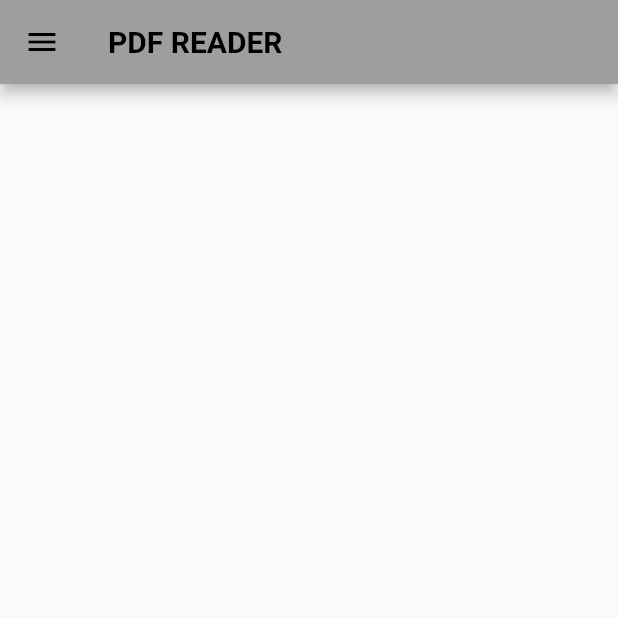
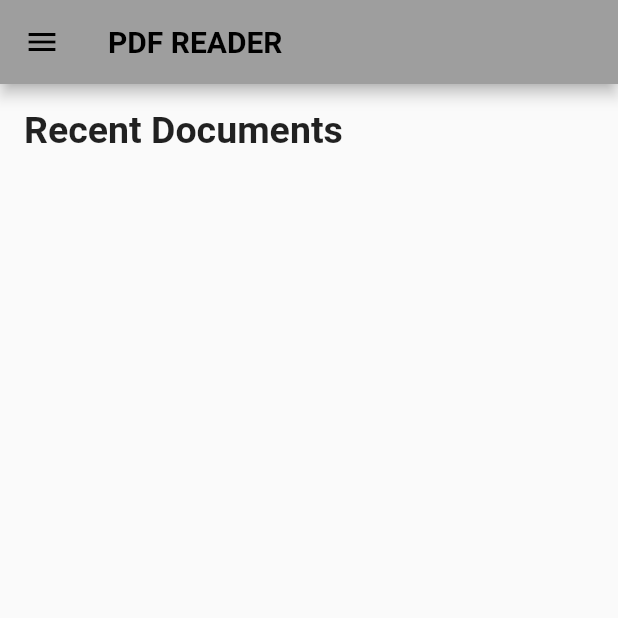
Before and after one commit to merveaa/pdf_reader, a Flutter app: the screen it shows after launch, on a phone screen of 412 x 824 dp, the top half of it. Run offline on Flutter 3.47's test engine with Material 2 defaults, Android fonts, the phone set to English and light mode, and no system bars; our stand-ins replace google_fonts.

Commit message:
creating home screen

```diff
--- a/lib/screens/home.dart
+++ b/lib/screens/home.dart
@@ -1,4 +1,5 @@
 import 'package:flutter/material.dart';
+import 'package:google_fonts/google_fonts.dart';
 
 class HomePage extends StatefulWidget {
   const HomePage({super.key});
@@ -24,6 +25,17 @@ class _HomePageState extends State<HomePage> {
           style: TextStyle(color: Colors.black, fontWeight: FontWeight.bold),
         ),
       ),
+      body: Padding(
+        padding: const EdgeInsets.all(16.0),
+        child: Column(
+          mainAxisAlignment: MainAxisAlignment.start,
+          children: [
+            Text("Recent Documents",
+                style: GoogleFonts.roboto(
+                    fontSize: 25.0, fontWeight: FontWeight.bold)),
+          ],
+        ),
+      ),
     );
   }
 }
```
